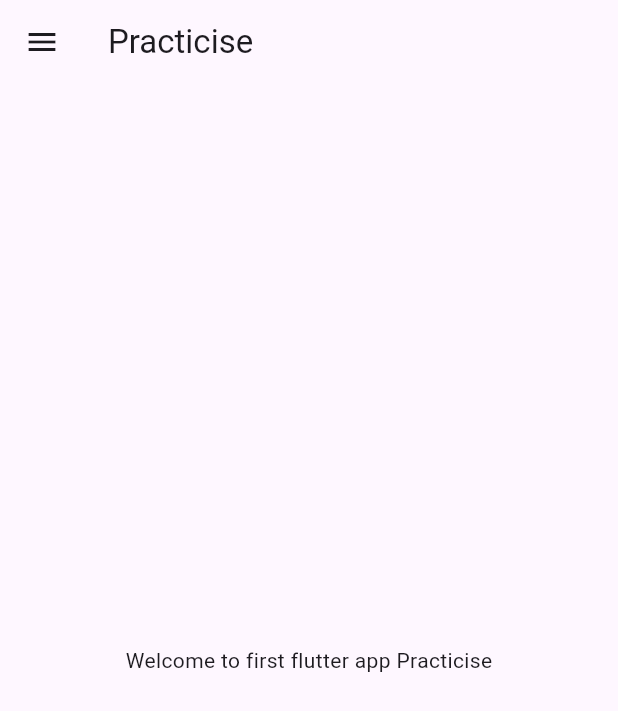
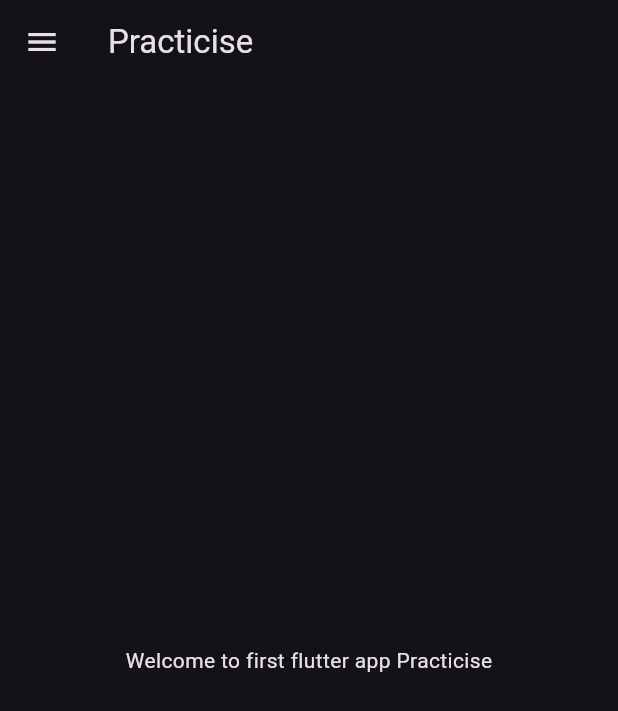
Before and after one commit to HamzahLiaqat/FirstApp30Days, a Flutter app: the screen it shows after launch, on a phone screen of 412 x 824 dp. Shown: the top 711 px of the screen. Run offline on Flutter 3.47's test engine with Material 3 defaults, Android fonts, the light colour scheme and no system bars.

Commit message:
FirstAppDay3

```diff
--- a/lib/main.dart
+++ b/lib/main.dart
@@ -1,5 +1,6 @@
 import 'package:flutter/material.dart ';
-import 'package:practicise/home_page.dart';
+import 'package:practicise/pages/home_page.dart';
+import 'package:practicise/pages/login_page.dart';
 
 void main() {
   runApp(Practicise());
@@ -10,6 +11,14 @@
 
   @override
   Widget build(BuildContext context) {
-    return MaterialApp(home: HomePage());
+    return MaterialApp(
+        //  home: HomePage(),
+        themeMode: ThemeMode.dark,
+        theme: ThemeData(primarySwatch: Colors.indigo),
+        darkTheme: ThemeData(brightness: Brightness.dark),
+        routes: {
+          "/": (context) => HomePage(),
+          "/login": (context) => LoginPage(),
+        });
   }
 }
```
Also changed, not shown: lib/pages/login_page.dart (added, +17 -0 lines), lib/pages/home_page.dart (renamed from lib/home_page.dart).
